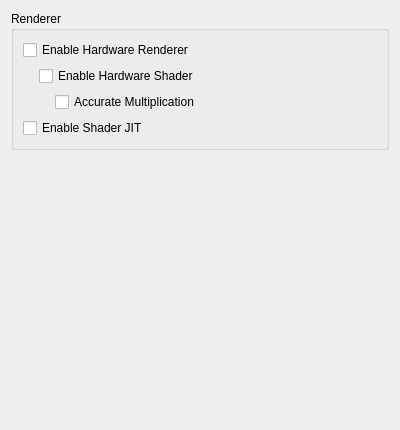
Above: src/citra_qt/configuration/configure_graphics.ui from tbsp/citra-valentin before the change. Below: the same form after it.
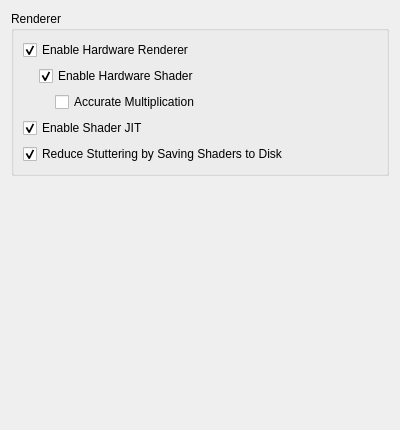
That is the form after the change.

Commit message: qt: move disk cache setting to Advanced tab

```diff
--- a/src/citra_qt/configuration/configure_graphics.ui
+++ b/src/citra_qt/configuration/configure_graphics.ui
@@ -34,6 +34,9 @@
                                                 <property name="text">
                                                       <string>Enable Hardware Renderer</string>
                                                 </property>
+        <property name="checked">
+         <bool>true</bool>
+        </property>
                                           </widget>
                                     </item>
                                     <item>
@@ -59,6 +62,9 @@
                                                                   <property name="text">
                                                                         <string>Enable Hardware Shader</string>
                                                                   </property>
+           <property name="checked">
+            <bool>true</bool>
+           </property>
                                                             </widget>
                                                       </item>
                                                       <item>
@@ -100,6 +106,19 @@
                                                 <property name="text">
                                                       <string>Enable Shader JIT</string>
                                                 </property>
+        <property name="checked">
+         <bool>true</bool>
+        </property>
+       </widget>
+      </item>
+      <item>
+       <widget class="QCheckBox" name="toggle_disk_cache">
+        <property name="text">
+         <string>Reduce Stuttering by Saving Shaders to Disk</string>
+        </property>
+        <property name="checked">
+         <bool>true</bool>
+        </property>
                                           </widget>
                                     </item>
                               </layout>
```
Left out of the diff: 6 changed lines with no effect on the pictures. Lines whose indentation alone changed are shown as unchanged. The commit also changes 3 other files.
